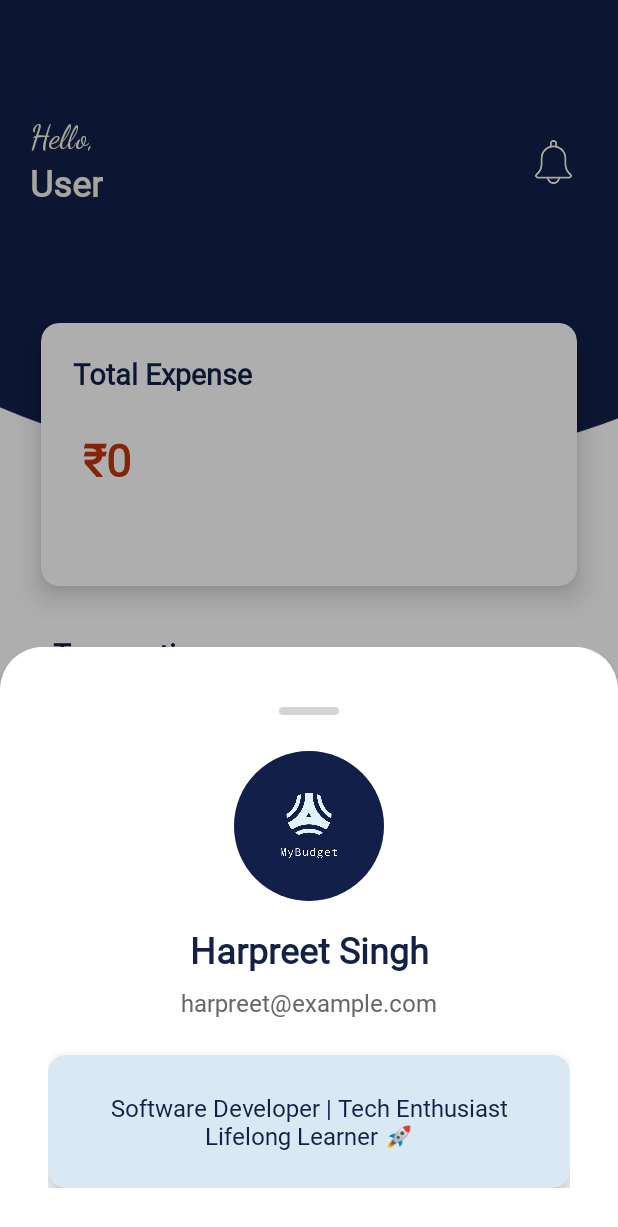
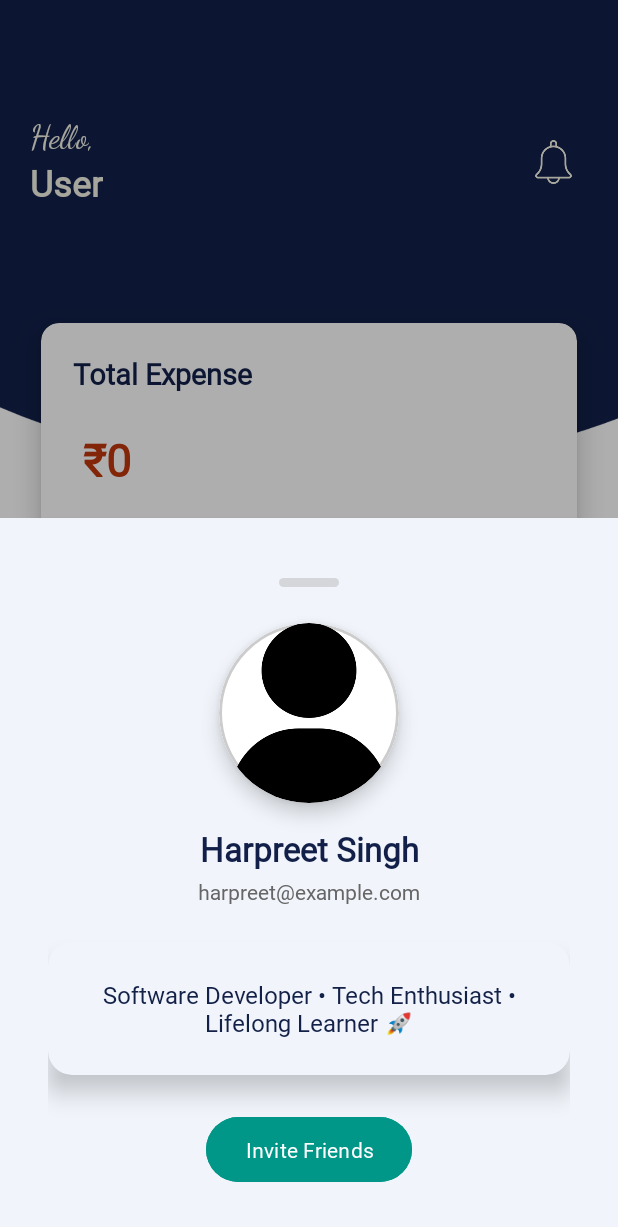
Before and after one commit to harpreet-03/MyBudget, an Android app: the HomeDashBoard screen opened directly, with no data from a screen before it, item 4 of the bottom bar chosen, on a phone screen of 412 x 824 dp. Shown: the top 1227 px of the screen. Run offline under Robolectric (Android 15) with nearby library versions, the phone set to English and light mode, and no system bars.

```diff
--- a/app/build.gradle.kts
+++ b/app/build.gradle.kts
@@ -51,5 +51,7 @@ dependencies {
     androidTestImplementation(libs.androidx.espresso.core)
     implementation("com.itextpdf:itextg:5.5.10")
     implementation("com.airbnb.android:lottie:6.1.0")
+    implementation("com.github.PhilJay:MPAndroidChart:v3.1.0")
+    implementation ("com.github.PhilJay:MPAndroidChart:v3.1.0")
 
 }
--- a/app/src/main/java/com/example/mybudget/HomeDashBoard.kt
+++ b/app/src/main/java/com/example/mybudget/HomeDashBoard.kt
@@ -6,6 +6,7 @@ import android.widget.ImageView
 import android.widget.TextView
 import android.widget.Toast
 import androidx.appcompat.app.AppCompatActivity
+import androidx.core.content.ContextCompat.startActivity
 import androidx.recyclerview.widget.LinearLayoutManager
 import androidx.recyclerview.widget.RecyclerView
 import com.google.android.material.bottomnavigation.BottomNavigationView
@@ -88,8 +89,8 @@ class HomeDashBoard : AppCompatActivity() {
                 }
 
                 R.id.nav_stats -> {
-                    // Show toast for Stats (upcoming feature)
-                    Toast.makeText(this, "Stats Updating soon!", Toast.LENGTH_SHORT).show()
+                    val intent = Intent(this, AnalyticsActivity::class.java)
+                    startActivity(intent)
                     true
                 }
 
--- a/app/src/main/res/layout/bottom_sheet_profile.xml
+++ b/app/src/main/res/layout/bottom_sheet_profile.xml
@@ -1,11 +1,9 @@
 <?xml version="1.0" encoding="utf-8"?>
 <ScrollView xmlns:android="http://schemas.android.com/apk/res/android"
     xmlns:app="http://schemas.android.com/apk/res-auto"
-    xmlns:tools="http://schemas.android.com/tools"
     android:layout_width="match_parent"
-    android:layout_height="wrap_content"
-    android:background="@drawable/rounded_sheet_bg"
-    android:layout_margin="16dp"
+    android:layout_height="match_parent"
+    android:background="@color/glassBackground"
     android:padding="16dp"
     android:clipToPadding="false">
 
@@ -18,29 +16,37 @@
         <View
             android:id="@+id/dragHandle"
             android:layout_width="40dp"
-            android:layout_height="5dp"
+            android:layout_height="6dp"
+            android:layout_marginTop="8dp"
             android:background="@drawable/drag_handle"
             android:backgroundTint="@android:color/darker_gray"
-            android:alpha="0.5"
+            android:alpha="0.4"
             app:layout_constraintTop_toTopOf="parent"
             app:layout_constraintStart_toStartOf="parent"
-            app:layout_constraintEnd_toEndOf="parent"
-            android:layout_marginTop="8dp"
-            android:layout_marginBottom="16dp" />
+            app:layout_constraintEnd_toEndOf="parent" />
 
         <!-- Profile Picture -->
-        <ImageView
-            android:id="@+id/profileImage"
-            android:layout_width="100dp"
-            android:layout_height="100dp"
-            android:layout_marginTop="24dp"
-            android:scaleType="centerCrop"
-            android:src="@drawable/logo"
-            android:background="@drawable/circle_bg"
-            android:clipToOutline="true"
+        <androidx.cardview.widget.CardView
+            android:id="@+id/profileCard"
+            android:layout_width="120dp"
+            android:layout_height="120dp"
+            app:cardElevation="8dp"
+            app:cardCornerRadius="60dp"
+            app:cardPreventCornerOverlap="true"
             app:layout_constraintTop_toBottomOf="@id/dragHandle"
             app:layout_constraintStart_toStartOf="parent"
-            app:layout_constraintEnd_toEndOf="parent" />
+            app:layout_constraintEnd_toEndOf="parent"
+            android:layout_marginTop="24dp">
+
+            <ImageView
+                android:id="@+id/profileImage"
+                android:layout_width="match_parent"
+                android:layout_height="match_parent"
+                android:scaleType="centerCrop"
+                android:src="@drawable/user"
+                android:background="@drawable/circle_bg"
+                android:clipToOutline="true" />
+        </androidx.cardview.widget.CardView>
 
         <!-- Name -->
         <TextView
@@ -48,11 +54,11 @@
             android:layout_width="wrap_content"
             android:layout_height="wrap_content"
             android:text="Harpreet Singh"
-            android:textSize="24sp"
+            android:textSize="22sp"
             android:textStyle="bold"
-            android:textColor="#132148"
+            android:textColor="#122049"
             android:layout_marginTop="16dp"
-            app:layout_constraintTop_toBottomOf="@id/profileImage"
+            app:layout_constraintTop_toBottomOf="@id/profileCard"
             app:layout_constraintStart_toStartOf="parent"
             app:layout_constraintEnd_toEndOf="parent" />
 
@@ -62,38 +68,69 @@
             android:layout_width="wrap_content"
             android:layout_height="wrap_content"
             android:text="harpreet@example.com"
-            android:textSize="16sp"
+            android:textSize="14sp"
             android:textColor="#666666"
-            android:layout_marginTop="8dp"
+            android:layout_marginTop="4dp"
             app:layout_constraintTop_toBottomOf="@id/nameText"
             app:layout_constraintStart_toStartOf="parent"
             app:layout_constraintEnd_toEndOf="parent" />
 
-        <!-- Bio inside CardView -->
+        <!-- Bio Card -->
         <androidx.cardview.widget.CardView
             android:id="@+id/bioCard"
             android:layout_width="0dp"
             android:layout_height="wrap_content"
             android:layout_marginTop="24dp"
-            android:backgroundTint="#DAE8F3"
-            app:cardCornerRadius="12dp"
-            app:cardElevation="12dp"
-            app:layout_constraintBottom_toBottomOf="parent"
-            app:layout_constraintEnd_toEndOf="parent"
+            android:backgroundTint="@color/glassBackground"
+            app:cardCornerRadius="16dp"
+            app:cardElevation="10dp"
+            app:layout_constraintTop_toBottomOf="@id/emailText"
             app:layout_constraintStart_toStartOf="parent"
-            app:layout_constraintTop_toBottomOf="@id/emailText">
+            app:layout_constraintEnd_toEndOf="parent">
 
             <TextView
                 android:id="@+id/bioText"
                 android:layout_width="match_parent"
                 android:layout_height="wrap_content"
                 android:padding="24dp"
-                android:text="Software Developer | Tech Enthusiast  Lifelong Learner 🚀"
+                android:text="Software Developer • Tech Enthusiast • Lifelong Learner 🚀"
                 android:textAlignment="center"
                 android:textColor="#132148"
                 android:textSize="16sp" />
+        </androidx.cardview.widget.CardView>
 
-        </androidx.cardview.widget.CardView>
+        <!-- Action Buttons -->
+        <LinearLayout
+            android:id="@+id/actionButtons"
+            android:layout_width="0dp"
+            android:layout_height="wrap_content"
+            android:layout_marginTop="24dp"
+            android:gravity="center"
+            android:orientation="horizontal"
+            app:layout_constraintBottom_toBottomOf="parent"
+            app:layout_constraintEnd_toEndOf="parent"
+            app:layout_constraintStart_toStartOf="parent"
+            app:layout_constraintTop_toBottomOf="@id/bioCard">
+
+            <!--            <Button-->
+            <!--                android:id="@+id/btnEditProfile"-->
+            <!--                android:layout_width="wrap_content"-->
+            <!--                android:layout_height="wrap_content"-->
+            <!--                android:layout_marginEnd="12dp"-->
+            <!--                android:text="Edit Profile"-->
+            <!--                android:backgroundTint="#122049"-->
+            <!--                android:textColor="@android:color/white"-->
+            <!--                android:padding="12dp" />-->
+
+            <Button
+                android:id="@+id/btnInvite"
+                android:layout_width="137dp"
+                android:layout_height="wrap_content"
+                android:backgroundTint="#009688"
+                android:padding="12dp"
+                android:text="Invite Friends"
+                android:textColor="@android:color/white" />
+        </LinearLayout>
 
     </androidx.constraintlayout.widget.ConstraintLayout>
 
--- a/app/src/main/res/values/colors.xml
+++ b/app/src/main/res/values/colors.xml
@@ -2,4 +2,6 @@
 <resources>
     <color name="black">#FF000000</color>
     <color name="white">#FFFFFFFF</color>
+    <color name="lightBackground">#FAFAFA</color>
+    <color name="glassBackground">#F1F5FB</color>
 </resources>
--- a/settings.gradle.kts
+++ b/settings.gradle.kts
@@ -16,7 +16,7 @@ dependencyResolutionManagement {
     repositories {
         google()
         mavenCentral()
-    }
+        maven { url = uri("https://jitpack.io") }    }
 }
 
 rootProject.name = "MyBudget"
```
Also changed, not shown: app/src/main/AndroidManifest.xml (+8 -7 lines), app/src/main/java/com/example/mybudget/AddExpense.kt (+12 -9 lines), app/src/main/java/com/example/mybudget/AnalyticsActivity.kt (added, +71 -0 lines), app/src/main/res/layout/activity_add_expense.xml (+4 -6 lines), app/src/main/res/layout/activity_analytics.xml (added, +106 -0 lines).
